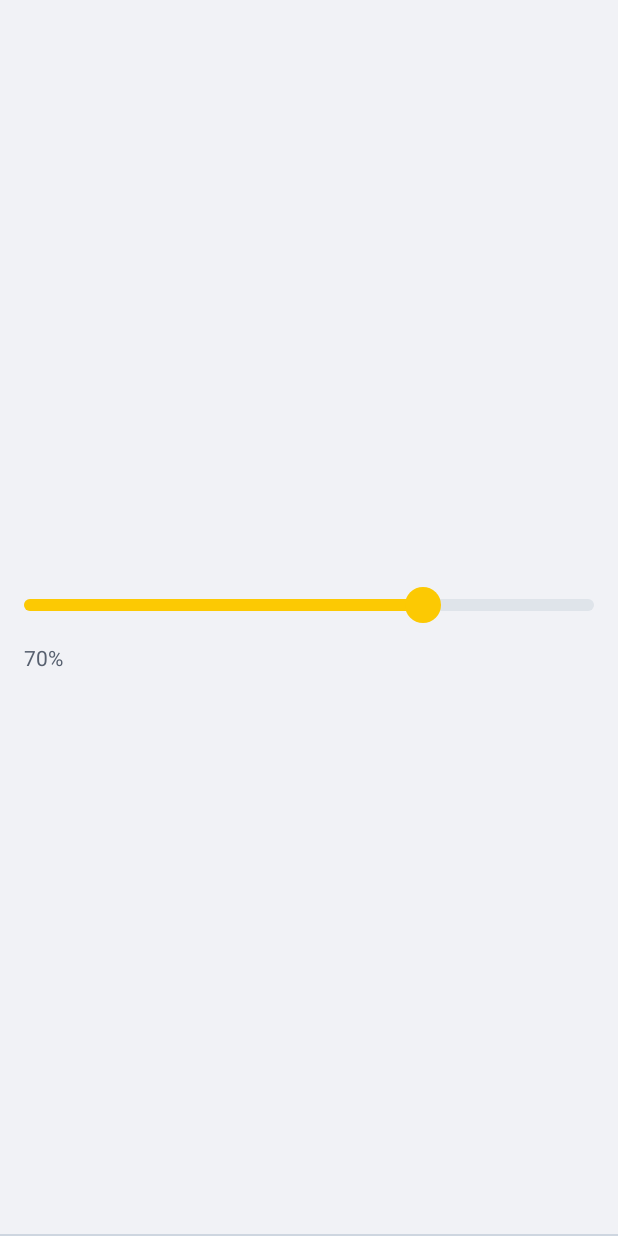
After one commit to LincolnStuart/fun-blocks, an Android app built with Jetpack Compose: the composable SliderScreen shown on its own in the app's theme, on a phone screen of 412 x 824 dp. The commit adds this screen. Run offline under Robolectric (Android 15) with nearby library versions, the phone set to English and light mode, and no system bars; our stand-ins replace Voyager; 2 statements that could not run were skipped.

Commit message:
feat: slider (#39)

```diff
--- a/components/essentials/src/main/java/me/lincolnstuart/funblocks/essentials/misc/progress/ProgressBar.kt
+++ b/components/essentials/src/main/java/me/lincolnstuart/funblocks/essentials/misc/progress/ProgressBar.kt
@@ -42,7 +42,8 @@ public fun ProgressBar(
     percent: Float,
     color: FunBlocksColors = FunBlocksColors.Positive,
     height: Dp = FunBlocksSpacing.xxxSmall,
-    paddingValues: PaddingValues = PaddingValues()
+    paddingValues: PaddingValues = PaddingValues(),
+    isAnimated: Boolean = true
 ) {
     val percentageProgress = remember(percent) {
         percent / FULL_PERCENTAGE
@@ -50,8 +51,8 @@ public fun ProgressBar(
     val progress by animateFloatAsState(
         targetValue = percentageProgress,
         tween(
-            durationMillis = 500,
-            delayMillis = 100,
+            durationMillis = if (isAnimated)500 else 0,
+            delayMillis = if (isAnimated)100 else 0,
             easing = LinearOutSlowInEasing
         )
     )
--- /dev/null
+++ b/components/essentials/src/main/java/me/lincolnstuart/funblocks/essentials/misc/slider/Slider.kt
@@ -0,0 +1,113 @@
+package me.lincolnstuart.funblocks.essentials.misc.slider
+
+import androidx.compose.foundation.background
+import androidx.compose.foundation.gestures.detectDragGestures
+import androidx.compose.foundation.layout.Arrangement
+import androidx.compose.foundation.layout.Box
+import androidx.compose.foundation.layout.BoxWithConstraints
+import androidx.compose.foundation.layout.Column
+import androidx.compose.foundation.layout.PaddingValues
+import androidx.compose.foundation.layout.fillMaxWidth
+import androidx.compose.foundation.layout.offset
+import androidx.compose.foundation.layout.padding
+import androidx.compose.foundation.layout.size
+import androidx.compose.foundation.shape.CircleShape
+import androidx.compose.runtime.Composable
+import androidx.compose.runtime.getValue
+import androidx.compose.runtime.mutableStateOf
+import androidx.compose.runtime.remember
+import androidx.compose.runtime.setValue
+import androidx.compose.ui.Alignment
+import androidx.compose.ui.Modifier
+import androidx.compose.ui.draw.clip
+import androidx.compose.ui.input.pointer.pointerInput
+import androidx.compose.ui.layout.onGloballyPositioned
+import androidx.compose.ui.tooling.preview.Preview
+import androidx.compose.ui.unit.IntOffset
+import androidx.compose.ui.unit.IntSize
+import me.lincolnstuart.funblocks.core.surface.Surface
+import me.lincolnstuart.funblocks.core.text.Text
+import me.lincolnstuart.funblocks.essentials.misc.progress.ProgressBar
+import me.lincolnstuart.funblocks.foundation.ui.theme.FunBlocksTheme
+import me.lincolnstuart.funblocks.foundation.ui.token.color.FunBlocksColors
+import me.lincolnstuart.funblocks.foundation.ui.token.content.size.FunBlocksContentSize
+import me.lincolnstuart.funblocks.foundation.ui.token.content.spacing.FunBlocksSpacing
+import kotlin.math.roundToInt
+
+private const val FULL_PERCENTAGE = 100f
+
+/**
+ * Basic slider component that controls percent by dragging component.
+ *
+ * @param percent actual percent.
+ * @param description formatted choice value.
+ * @param onPercentChange the callback that is triggered when the slider is working.
+ */
+@Composable
+public fun Slider(
+    percent: Float,
+    description: (percent: Float) -> String,
+    onPercentChange: (percent: Float) -> Unit
+) {
+    Column {
+        var size by remember { mutableStateOf(IntSize.Zero) }
+        BoxWithConstraints(
+            modifier = Modifier.fillMaxWidth(),
+            contentAlignment = Alignment.Center
+        ) {
+            val width = constraints.maxWidth.toFloat()
+            val edge = width / 2
+            val limits = (edge * -1)..edge
+            var offsetX by remember(percent, width) {
+                mutableStateOf(percent * width / FULL_PERCENTAGE - edge)
+            }
+            ProgressBar(
+                percent = percent,
+                color = FunBlocksColors.Primary,
+                height = FunBlocksSpacing.xxSmall,
+                paddingValues = PaddingValues(vertical = FunBlocksSpacing.small),
+                isAnimated = false
+            )
+            Box(
+                Modifier
+                    .padding(vertical = FunBlocksSpacing.small)
+                    .onGloballyPositioned { size = it.size }
+                    .offset { IntOffset(x = offsetX.roundToInt(), y = 0) }
+                    .size(FunBlocksContentSize.small)
+                    .clip(shape = CircleShape)
+                    .background(color = FunBlocksColors.Primary.value())
+                    .pointerInput(Unit) {
+                        detectDragGestures { _, dragAmount ->
+                            val newPosition = offsetX + dragAmount.x
+                            offsetX = when {
+                                newPosition < limits.start -> limits.start
+                                newPosition > limits.endInclusive -> limits.endInclusive
+                                else -> newPosition
+                            }
+                            val newPercent = (offsetX + edge) * FULL_PERCENTAGE / width
+                            onPercentChange(newPercent)
+                        }
+                    }
+            )
+        }
+        Text(text = description(percent))
+    }
+}
+
+@Preview
+@Composable
+private fun SliderPreview() {
+    FunBlocksTheme {
+        Surface {
+            Column(
+                modifier = Modifier.padding(all = FunBlocksSpacing.small),
+                verticalArrangement = Arrangement.Absolute.spacedBy(FunBlocksSpacing.xxSmall)
+            ) {
+                Slider(percent = 0f, description = { "${it.roundToInt()}%" }, onPercentChange = {})
+                Slider(percent = 50f, description = { "${it.roundToInt()}%" }, onPercentChange = {})
+                Slider(percent = 75f, description = { "${it.roundToInt()}%" }, onPercentChange = {})
+                Slider(percent = 100f, description = { "${it.roundToInt()}%" }, onPercentChange = {})
+            }
+        }
+    }
+}
--- a/playground/src/main/java/me/lincolnstuart/funblocks/playground/screens/components/MiscComponentsScreen.kt
+++ b/playground/src/main/java/me/lincolnstuart/funblocks/playground/screens/components/MiscComponentsScreen.kt
@@ -23,6 +23,7 @@ import me.lincolnstuart.funblocks.playground.screens.components.misc.LoadingScre
 import me.lincolnstuart.funblocks.playground.screens.components.misc.NotificationScreen
 import me.lincolnstuart.funblocks.playground.screens.components.misc.ProgressScreen
 import me.lincolnstuart.funblocks.playground.screens.components.misc.RatingScreen
+import me.lincolnstuart.funblocks.playground.screens.components.misc.SliderScreen
 
 class MiscComponentsScreen : Screen {
 
@@ -62,6 +63,7 @@ class MiscComponentsScreen : Screen {
         "Loading" to LoadingScreen(),
         "Notification" to NotificationScreen(),
         "Progress" to ProgressScreen(),
-        "Rating" to RatingScreen()
+        "Rating" to RatingScreen(),
+        "Slider" to SliderScreen()
     )
 }
--- /dev/null
+++ b/playground/src/main/java/me/lincolnstuart/funblocks/playground/screens/components/misc/SliderScreen.kt
@@ -0,0 +1,30 @@
+package me.lincolnstuart.funblocks.playground.screens.components.misc
+
+import androidx.compose.runtime.Composable
+import androidx.compose.runtime.getValue
+import androidx.compose.runtime.mutableStateOf
+import androidx.compose.runtime.remember
+import androidx.compose.runtime.setValue
+import cafe.adriel.voyager.core.screen.Screen
+import me.lincolnstuart.funblocks.essentials.misc.slider.Slider
+import me.lincolnstuart.funblocks.playground.components.Sample
+import kotlin.math.roundToInt
+
+class SliderScreen : Screen {
+
+    @Composable
+    override fun Content() {
+        var percent by remember {
+            mutableStateOf(value = 70f)
+        }
+        Sample(
+            component = {
+                Slider(
+                    percent = percent,
+                    description = { "${it.roundToInt()}%" },
+                    onPercentChange = { percent = it }
+                )
+            }
+        ) {}
+    }
+}
```
